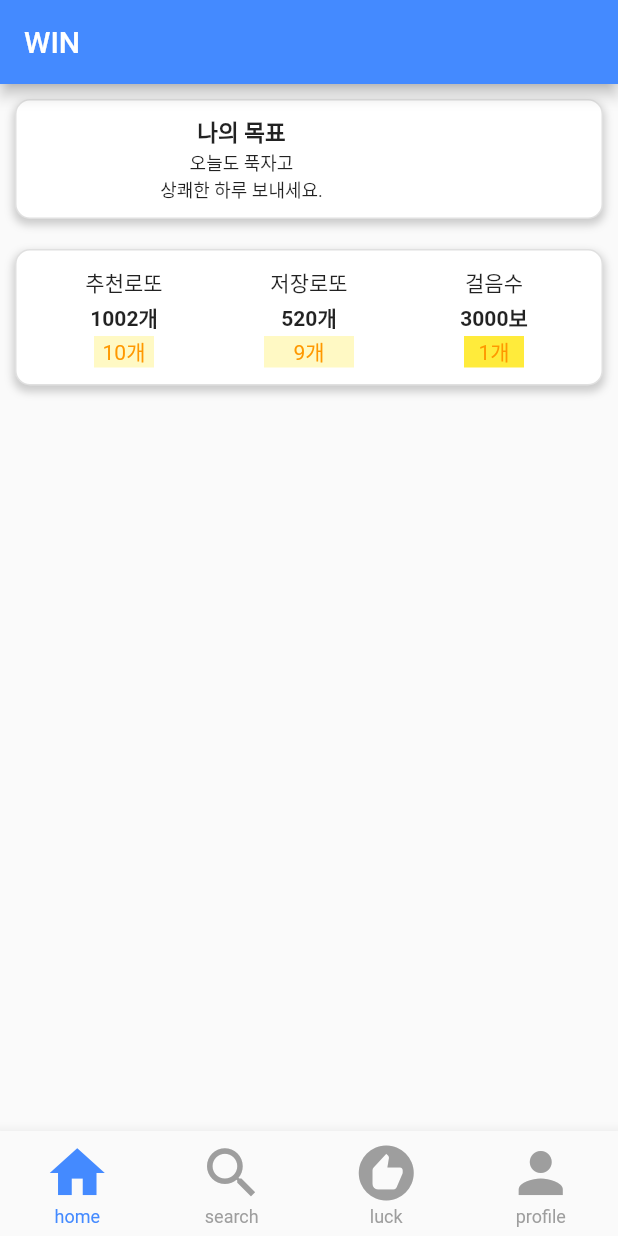
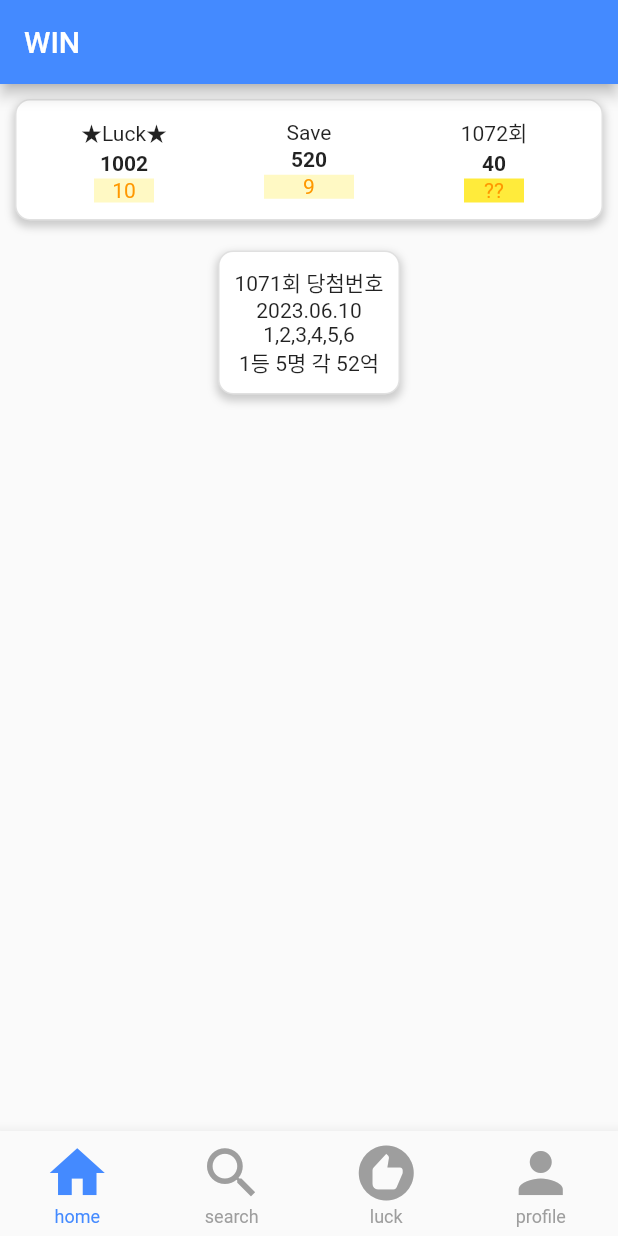
Before and after one commit to force44/flutter_first, a Flutter app: the screen it shows after launch, on a phone screen of 412 x 824 dp. Run offline on Flutter 3.47's test engine with Material 2 defaults, Android fonts, the phone set to English and light mode, and no system bars.

Commit message:
하하하하ㅎㅎㅎ

```diff
--- a/lib/provider/SuggestionLottoProvider.dart
+++ b/lib/provider/SuggestionLottoProvider.dart
@@ -27,6 +27,7 @@ class SuggestionLottoProvider with ChangeNotifier {
     _list = List<Lotto>.empty(growable:true);
     Map<String, dynamic> jsonData = jsonDecode(utf8.decode(response.bodyBytes));
     List<dynamic> lottoList = jsonData['data']['lists'];
+    //print(lottoList);
      for(dynamic lotto in lottoList){
          _list.add(Lotto.fromJson(lotto));
      }
--- a/lib/tabs/tab_home.dart
+++ b/lib/tabs/tab_home.dart
@@ -4,69 +4,9 @@ class TabHome extends StatelessWidget{
 
   @override
   Widget build(BuildContext context) {
-    return Center(
-      child:  Column(
-          children: [
-            Container(
-              margin: const EdgeInsets.all(10.0),
-              padding: const EdgeInsets.all(10.0),
-              decoration: BoxDecoration(
-                color: Colors.white,
-                borderRadius: BorderRadius.circular(10),
-                border: Border.all(color: Colors.black12, width: 1),
-                boxShadow: [
-                  BoxShadow(
-                    color: Colors.grey.withOpacity(0.5),
-                    spreadRadius: 1,
-                    blurRadius: 4,
-                    offset: Offset(0, 3), // changes position of shadow
-                  ),
-                ],
-              ),
-              child: Row(
-                children: const [
-                  SizedBox(
-                      width: 280,
-                      child: Column(
-                        children: [
-                          Text("나의 목표", style: TextStyle(fontSize: 15.0, fontWeight:FontWeight.w700)),
-                          Text("오늘도 푹자고", style: TextStyle(fontSize: 12.0), textAlign:TextAlign.left),
-                          Text("상쾌한 하루 보내세요.", style: TextStyle(fontSize: 12.0), textAlign:TextAlign.left)
-                      ]
-                      )
-                  ),
-                  // SizedBox(
-                  //     child: Row(
-                  //       children: [
-                  //         Container(
-                  //           width: 50,
-                  //           height: 60,
-                  //            margin: const EdgeInsets.all(1.0),
-                  //           // padding: const EdgeInsets.all(10.0),
-                  //           decoration: BoxDecoration(
-                  //             borderRadius: BorderRadius.circular(10),
-                  //             border: Border.all(color: Colors.black12, width: 1),
-                  //           ),
-                  //           child: Center( child: Text("07h", style: TextStyle(fontWeight:FontWeight.w700), textAlign:TextAlign.center))
-                  //         ),
-                  //         Container(
-                  //             width: 50,
-                  //             height: 60,
-                  //              margin: const EdgeInsets.all(1.0),
-                  //             // padding: const EdgeInsets.all(10.0),
-                  //             decoration: BoxDecoration(
-                  //               borderRadius: BorderRadius.circular(10),
-                  //               border: Border.all(color: Colors.black12, width: 1),
-                  //             ),
-                  //             child: Center( child: Text("30m", style: TextStyle(fontWeight:FontWeight.w700), textAlign:TextAlign.center))
-                  //         ),
-                  //       ],
-                  //     )
-                  // )
-                ],
-              ),
-            ),
-            Container(
+    return  Column(
+              children: [
+                      Container(
               margin: const EdgeInsets.all(10.0),
               padding: const EdgeInsets.all(10.0),
               decoration: BoxDecoration(
@@ -90,15 +30,15 @@ class TabHome extends StatelessWidget{
                           children: [
                             Container(
                                 margin: const EdgeInsets.all(1.0),
-                                child: Text("추천로또")),
+                                child: Text("★Luck★")),
                             Container(
                                 margin: const EdgeInsets.all(1.0),
-                                child: Text("1002개", style: TextStyle(fontWeight:FontWeight.w700))),
+                                child: Text("1002", style: TextStyle(fontWeight:FontWeight.w700))),
                             Container(
                                 width : 40,
                                 margin: const EdgeInsets.all(1.0),
                                 color: Colors.yellow.shade100,
-                                child: Center( child: Text("10개", style: TextStyle(color: Colors.orange))))
+                                child: Center( child: Text("10", style: TextStyle(color: Colors.orange))))
                           ]
                       )
                   ),
@@ -108,15 +48,15 @@ class TabHome extends StatelessWidget{
                           children: [
                             Container(
                                 margin: const EdgeInsets.all(1.0),
-                                child: Text("저장로또")),
+                                child: Text("Save")),
                             Container(
                                 margin: const EdgeInsets.all(1.0),
-                                child: Text("520개", style: TextStyle(fontWeight:FontWeight.w700))),
+                                child: Text("520", style: TextStyle(fontWeight:FontWeight.w700))),
                             Container(
                                 width : 60,
                                 margin: const EdgeInsets.all(1.0),
                                 color: Colors.yellow.shade100,
-                                child: Center( child: Text("9개", style: TextStyle(color: Colors.orange))))
+                                child: Center( child: Text("9", style: TextStyle(color: Colors.orange))))
                           ]
                       )
                   )
@@ -127,23 +67,49 @@ class TabHome extends StatelessWidget{
                           children: [
                             Container(
                                 margin: const EdgeInsets.all(1.0),
-                                child: Text("걸음수")),
+                                child: Text("1072회")),
                             Container(
                                 margin: const EdgeInsets.all(1.0),
-                                child: Text("3000보", style: TextStyle(fontWeight:FontWeight.w700))),
+                                child: Text("40", style: TextStyle(fontWeight:FontWeight.w700))),
                             Container(
                                 width : 40,
                                 margin: const EdgeInsets.all(1.0),
                                 color: Colors.yellow,
-                                child: Center( child: Text("1개", style: TextStyle(color: Colors.orange))))
+                                child: Center( child: Text("??", style: TextStyle(color: Colors.orange))))
                           ]
                       )
                   )
                 ],
               ),
             ),
-          ]
-      ),
-    );
+                      Container(
+                          margin: const EdgeInsets.all(10.0),
+                          padding: const EdgeInsets.all(10.0),
+                          decoration: BoxDecoration(
+                            color: Colors.white,
+                            borderRadius: BorderRadius.circular(10),
+                            border: Border.all(color: Colors.black12, width: 1),
+                            boxShadow: [
+                              BoxShadow(
+                                color: Colors.grey.withOpacity(0.5),
+                                spreadRadius: 1,
+                                blurRadius: 4,
+                                offset: Offset(0, 3), // changes position of shadow
+                              ),
+                            ],
+                          ),
+                          child: Column(
+                            children:  [
+
+                                  Text( "1071회 당첨번호"),
+                                  Text( "2023.06.10"),
+                                  Text( "1,2,3,4,5,6"),
+                                  Text( "1등 5명 각 52억")
+
+                              ],
+                          ),
+                        ),
+              ]
+      );
   }
 }
```
Also changed, not shown: lib/component/number/SuggestionNumber.dart (+28 -7 lines), lib/tabs/tab_profile.dart (+39 -35 lines).
